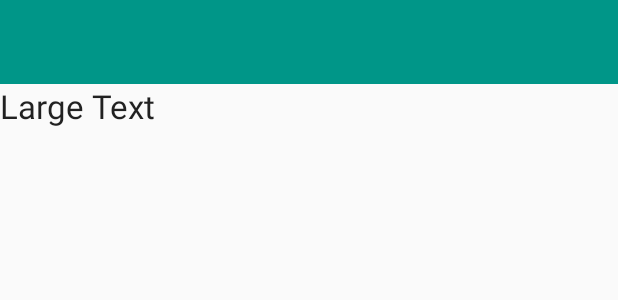
After one commit to SDobrev/FavoriteMovies, an Android app: the layout activity_about.xml on its own in the app's theme, with its tools: preview values and no code run, on a phone screen of 412 x 824 dp. The commit adds this screen. Shown: the top 300 px of the screen. Run offline under Robolectric (Android 15) with nearby library versions, the phone set to English and light mode, and no system bars.

Commit message:
fixed some bugs, added notifications, added about page

```diff
--- a/app/src/main/java/com/stoyan/favouritemovies/adapter/ViewPagerAdapter.java
+++ b/app/src/main/java/com/stoyan/favouritemovies/adapter/ViewPagerAdapter.java
@@ -32,7 +32,7 @@ public class ViewPagerAdapter extends FragmentStatePagerAdapter {
             case 0 : {
                 MoviesFragment fragment1 = new MoviesFragment();
                 Bundle bundle = new Bundle();
-                bundle.putString(MoviesFragment.SORT, MoviesFragment.favouriteITY_DESC);
+                bundle.putString(MoviesFragment.SORT, MoviesFragment.POPULARITY_DESC);
                 fragment1.setArguments(bundle);
 
                 return fragment1;
--- a/app/src/main/java/com/stoyan/favouritemovies/fragment/DetailActivityFragment.java
+++ b/app/src/main/java/com/stoyan/favouritemovies/fragment/DetailActivityFragment.java
@@ -273,6 +273,7 @@ public class DetailActivityFragment extends Fragment {
 
         movieCursor.close();
         handleButtons();
+        Toast.makeText(getActivity(), "Added to Favorites!", Toast.LENGTH_SHORT).show();
     }
 
     public void removeFromFavorites(View view) {
@@ -298,8 +299,8 @@ public class DetailActivityFragment extends Fragment {
         }
 
         movieCursor.close();
-
         handleButtons();
+        Toast.makeText(getActivity(), "Removed from Favorites!", Toast.LENGTH_SHORT).show();
     }
 
     private boolean isFavorite() {
--- a/app/src/main/java/com/stoyan/favouritemovies/fragment/MoviesFragment.java
+++ b/app/src/main/java/com/stoyan/favouritemovies/fragment/MoviesFragment.java
@@ -23,7 +23,7 @@ public class MoviesFragment extends Fragment {
 
     private static final String MOVIES_PARCELABLE_KEY = "movies";
 
-    public static final String favouriteITY_DESC = "favouriteity.desc";
+    public static final String POPULARITY_DESC = "popularity.desc";
     public static final String VOTE_AVERAGE_DESC = "vote_average.desc";
     public static final String SORT = "sort";
 
--- /dev/null
+++ b/app/src/main/res/layout/activity_about.xml
@@ -0,0 +1,20 @@
+<?xml version="1.0" encoding="utf-8"?>
+<LinearLayout xmlns:android="http://schemas.android.com/apk/res/android"
+    android:layout_width="match_parent"
+    android:layout_height="match_parent"
+    android:orientation="vertical">
+
+    <include
+        android:id="@+id/tool_bar"
+        layout="@layout/tool_bar_detail"
+        android:layout_width="match_parent"
+        android:layout_height="wrap_content" />
+
+    <TextView
+        android:layout_width="wrap_content"
+        android:layout_height="wrap_content"
+        android:textAppearance="?android:attr/textAppearanceLarge"
+        android:text="Large Text"
+        android:id="@+id/textView" />
+
+</LinearLayout>
--- a/app/src/main/res/menu/menu_main.xml
+++ b/app/src/main/res/menu/menu_main.xml
@@ -7,4 +7,9 @@
         android:orderInCategory="100"
         android:title="@string/action_settings"
         app:showAsAction="never" />
+    <item
+        android:id="@+id/action_about"
+        android:orderInCategory="100"
+        android:title="@string/action_about"
+        app:showAsAction="never" />
 </menu>
--- a/app/src/main/res/values/arrays.xml
+++ b/app/src/main/res/values/arrays.xml
@@ -1,11 +1,11 @@
 <?xml version="1.0" encoding="utf-8"?>
 <resources>
     <string-array name="pref_sort_by_values">
-        <item>@string/most_favourite_value</item>
+        <item>@string/most_popular_value</item>
         <item>@string/highest_rated_value</item>
     </string-array>
     <string-array name="pref_sort_by_options">
-        <item>@string/most_favourite</item>
+        <item>@string/most_popular</item>
         <item>@string/highest_rated</item>
     </string-array>
 </resources>
--- a/app/src/main/res/values/styles.xml
+++ b/app/src/main/res/values/styles.xml
@@ -12,6 +12,10 @@
     <style name="SettingsTheme" parent="AppTheme">
     </style>
 
+    <!-- About activity theme. -->
+    <style name="AboutTheme" parent="AppTheme">
+    </style>
+
     <style name="Toolbar" parent="Widget.AppCompat.Toolbar">
         <!--<item name="android:background">?attr/colorPrimary</item>-->
         <item name="popupTheme">@style/Theme.AppCompat.Light</item>
```
Also changed, not shown: app/src/main/AndroidManifest.xml (+9 -0 lines), app/src/main/java/com/stoyan/favouritemovies/activity/AboutActivity.java (added, +21 -0 lines), app/src/main/java/com/stoyan/favouritemovies/activity/MainActivity.java (+10 -5 lines), app/src/main/res/values/strings.xml (+5 -3 lines), 3 other files.
